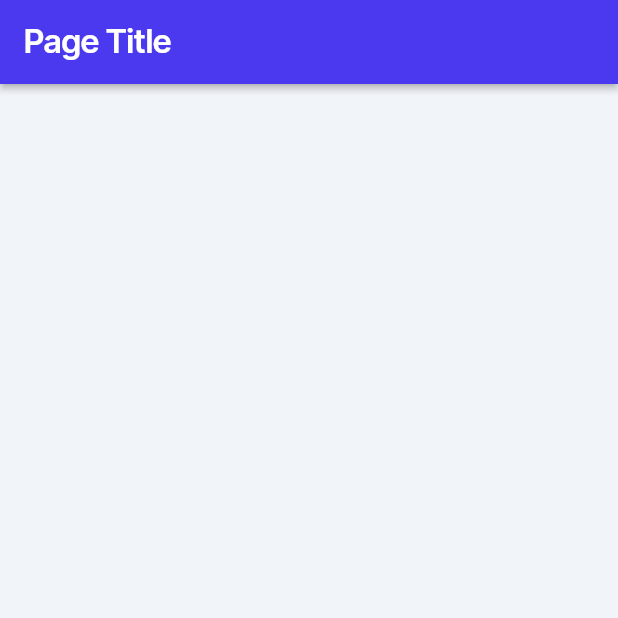
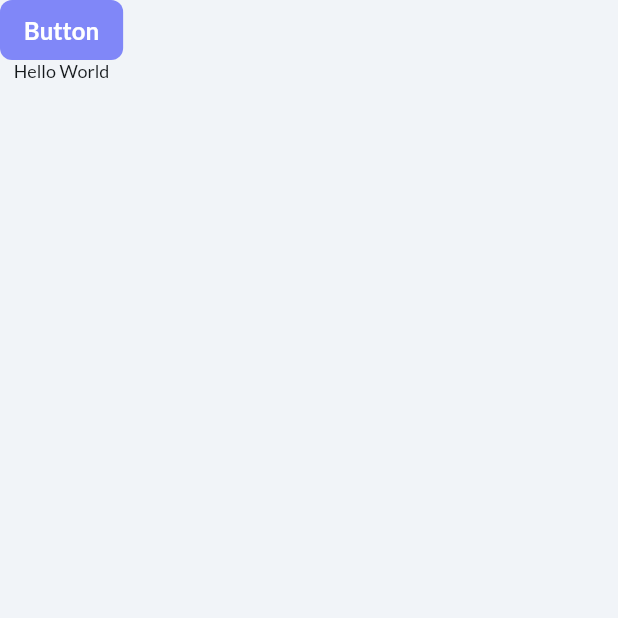
Before and after one commit to yakut54/ff-fb-test-project, a Flutter app: the screen it shows after launch, on a phone screen of 412 x 824 dp, the top half of it. Run offline on Flutter 3.47's test engine with Material 3 defaults, Android fonts, the phone set to English and light mode, and no system bars; drawn by our look-alikes of auto_size_text; our stand-ins replace firebase_core, font_awesome_flutter, from_css_color, go_router, google_fonts, page_transition and 2 more; missing offline and left inert: json_path; accounts and stored records are empty.

```diff
--- a/lib/flutter_flow/flutter_flow_theme.dart
+++ b/lib/flutter_flow/flutter_flow_theme.dart
@@ -53,6 +53,11 @@ abstract class FlutterFlowTheme {
   late Color warning;
   late Color error;
   late Color info;
+
+  late Color passiveColor;
+  late Color grey;
+  late Color black;
+  late Color white;
 
   @Deprecated('Use displaySmallFamily instead')
   String get title1Family => displaySmallFamily;
@@ -125,7 +130,7 @@ class LightModeTheme extends FlutterFlowTheme {
   @Deprecated('Use tertiary instead')
   Color get tertiaryColor => tertiary;
 
-  late Color primary = const Color(0xFF4B39EF);
+  late Color primary = const Color(0xFF8087F8);
   late Color secondary = const Color(0xFF39D2C0);
   late Color tertiary = const Color(0xFFEE8B60);
   late Color alternate = const Color(0xFFE0E3E7);
@@ -141,6 +146,11 @@ class LightModeTheme extends FlutterFlowTheme {
   late Color warning = const Color(0xFFF9CF58);
   late Color error = const Color(0xFFFF5963);
   late Color info = const Color(0xFFFFFFFF);
+
+  late Color passiveColor = const Color(0x528087F8);
+  late Color grey = const Color(0xFF636363);
+  late Color black = const Color(0xFF000000);
+  late Color white = const Color(0xFFFFFFFF);
 }
 
 abstract class Typography {
@@ -181,107 +191,107 @@ class ThemeTypography extends Typography {
 
   final FlutterFlowTheme theme;
 
-  String get displayLargeFamily => 'Inter Tight';
+  String get displayLargeFamily => 'Lato';
   TextStyle get displayLarge => GoogleFonts.getFont(
-        'Inter Tight',
+        'Lato',
         color: theme.primaryText,
         fontWeight: FontWeight.w600,
         fontSize: 64.0,
       );
-  String get displayMediumFamily => 'Inter Tight';
+  String get displayMediumFamily => 'Lato';
   TextStyle get displayMedium => GoogleFonts.getFont(
-        'Inter Tight',
+        'Lato',
         color: theme.primaryText,
         fontWeight: FontWeight.w600,
         fontSize: 44.0,
       );
-  String get displaySmallFamily => 'Inter Tight';
+  String get displaySmallFamily => 'Lato';
   TextStyle get displaySmall => GoogleFonts.getFont(
-        'Inter Tight',
+        'Lato',
         color: theme.primaryText,
         fontWeight: FontWeight.w600,
         fontSize: 36.0,
       );
-  String get headlineLargeFamily => 'Inter Tight';
+  String get headlineLargeFamily => 'Lato';
   TextStyle get headlineLarge => GoogleFonts.getFont(
-        'Inter Tight',
-        color: theme.primaryText,
-        fontWeight: FontWeight.w600,
-        fontSize: 32.0,
+        'Lato',
+        color: theme.black,
+        fontWeight: FontWeight.bold,
+        fontSize: 34.0,
       );
-  String get headlineMediumFamily => 'Inter Tight';
+  String get headlineMediumFamily => 'Lato';
   TextStyle get headlineMedium => GoogleFonts.getFont(
-        'Inter Tight',
-        color: theme.primaryText,
-        fontWeight: FontWeight.w600,
-        fontSize: 28.0,
+        'Lato',
+        color: theme.black,
+        fontWeight: FontWeight.w500,
+        fontSize: 17.0,
       );
-  String get headlineSmallFamily => 'Inter Tight';
+  String get headlineSmallFamily => 'Lato';
   TextStyle get headlineSmall => GoogleFonts.getFont(
-        'Inter Tight',
-        color: theme.primaryText,
-        fontWeight: FontWeight.w600,
-        fontSize: 24.0,
+        'Lato',
+        color: theme.grey,
+        fontWeight: FontWeight.w500,
+        fontSize: 13.0,
       );
-  String get titleLargeFamily => 'Inter Tight';
+  String get titleLargeFamily => 'Lato';
   TextStyle get titleLarge => GoogleFonts.getFont(
-        'Inter Tight',
+        'Lato',
         color: theme.primaryText,
         fontWeight: FontWeight.w600,
         fontSize: 20.0,
       );
-  String get titleMediumFamily => 'Inter Tight';
+  String get titleMediumFamily => 'Lato';
   TextStyle get titleMedium => GoogleFonts.getFont(
-        'Inter Tight',
+        'Lato',
         color: theme.primaryText,
         fontWeight: FontWeight.w600,
         fontSize: 18.0,
       );
-  String get titleSmallFamily => 'Inter Tight';
+  String get titleSmallFamily => 'Lato';
   TextStyle get titleSmall => GoogleFonts.getFont(
-        'Inter Tight',
+        'Lato',
         color: theme.primaryText,
         fontWeight: FontWeight.w600,
         fontSize: 16.0,
       );
-  String get labelLargeFamily => 'Inter';
+  String get labelLargeFamily => 'Lato';
   TextStyle get labelLarge => GoogleFonts.getFont(
-        'Inter',
+        'Lato',
         color: theme.secondaryText,
         fontWeight: FontWeight.normal,
         fontSize: 16.0,
       );
-  String get labelMediumFamily => 'Inter';
+  String get labelMediumFamily => 'Lato';
   TextStyle get labelMedium => GoogleFonts.getFont(
-        'Inter',
+        'Lato',
         color: theme.secondaryText,
         fontWeight: FontWeight.normal,
         fontSize: 14.0,
       );
-  String get labelSmallFamily => 'Inter';
+  String get labelSmallFamily => 'Lato';
   TextStyle get labelSmall => GoogleFonts.getFont(
-        'Inter',
+        'Lato',
         color: theme.secondaryText,
         fontWeight: FontWeight.normal,
         fontSize: 12.0,
       );
-  String get bodyLargeFamily => 'Inter';
+  String get bodyLargeFamily => 'Lato';
   TextStyle get bodyLarge => GoogleFonts.getFont(
-        'Inter',
+        'Lato',
         color: theme.primaryText,
         fontWeight: FontWeight.normal,
         fontSize: 16.0,
       );
-  String get bodyMediumFamily => 'Inter';
+  String get bodyMediumFamily => 'Lato';
   TextStyle get bodyMedium => GoogleFonts.getFont(
-        'Inter',
+        'Lato',
         color: theme.primaryText,
         fontWeight: FontWeight.normal,
         fontSize: 14.0,
       );
-  String get bodySmallFamily => 'Inter';
+  String get bodySmallFamily => 'Lato';
   TextStyle get bodySmall => GoogleFonts.getFont(
-        'Inter',
+        'Lato',
         color: theme.primaryText,
         fontWeight: FontWeight.normal,
         fontSize: 12.0,
@@ -296,7 +306,7 @@ class DarkModeTheme extends FlutterFlowTheme {
   @Deprecated('Use tertiary instead')
   Color get tertiaryColor => tertiary;
 
-  late Color primary = const Color(0xFF4B39EF);
+  late Color primary = const Color(0xFF8087F8);
   late Color secondary = const Color(0xFF39D2C0);
   late Color tertiary = const Color(0xFFEE8B60);
   late Color alternate = const Color(0xFF262D34);
@@ -312,6 +322,11 @@ class DarkModeTheme extends FlutterFlowTheme {
   late Color warning = const Color(0xFFF9CF58);
   late Color error = const Color(0xFFFF5963);
   late Color info = const Color(0xFFFFFFFF);
+
+  late Color passiveColor = const Color(0x528087F8);
+  late Color grey = const Color(0xFF636363);
+  late Color black = const Color(0xFF000000);
+  late Color white = const Color(0xFFFFFFFF);
 }
 
 extension TextStyleHelper on TextStyle {
--- a/lib/pages/home_page/home_page_widget.dart
+++ b/lib/pages/home_page/home_page_widget.dart
@@ -1,5 +1,6 @@
 import '/flutter_flow/flutter_flow_theme.dart';
 import '/flutter_flow/flutter_flow_util.dart';
+import '/flutter_flow/flutter_flow_widgets.dart';
 import 'package:flutter/material.dart';
 import 'home_page_model.dart';
 export 'home_page_model.dart';
@@ -39,27 +40,39 @@ class _HomePageWidgetState extends State<HomePageWidget> {
       child: Scaffold(
         key: scaffoldKey,
         backgroundColor: FlutterFlowTheme.of(context).primaryBackground,
-        appBar: AppBar(
-          backgroundColor: FlutterFlowTheme.of(context).primary,
-          automaticallyImplyLeading: false,
-          title: Text(
-            'Page Title',
-            style: FlutterFlowTheme.of(context).headlineMedium.override(
-                  fontFamily: 'Inter Tight',
-                  color: Colors.white,
-                  fontSize: 22.0,
-                  letterSpacing: 0.0,
-                ),
-          ),
-          actions: const [],
-          centerTitle: false,
-          elevation: 2.0,
-        ),
-        body: const SafeArea(
+        body: SafeArea(
           top: true,
           child: Column(
             mainAxisSize: MainAxisSize.max,
-            children: [],
+            children: [
+              FFButtonWidget(
+                onPressed: () {
+                  print('Button pressed ...');
+                },
+                text: 'Button',
+                options: FFButtonOptions(
+                  height: 40.0,
+                  padding: const EdgeInsetsDirectional.fromSTEB(16.0, 0.0, 16.0, 0.0),
+                  iconPadding:
+                      const EdgeInsetsDirectional.fromSTEB(0.0, 0.0, 0.0, 0.0),
+                  color: FlutterFlowTheme.of(context).primary,
+                  textStyle: FlutterFlowTheme.of(context).titleSmall.override(
+                        fontFamily: 'Lato',
+                        color: Colors.white,
+                        letterSpacing: 0.0,
+                      ),
+                  elevation: 0.0,
+                  borderRadius: BorderRadius.circular(8.0),
+                ),
+              ),
+              Text(
+                'Hello World',
+                style: FlutterFlowTheme.of(context).bodyMedium.override(
+                      fontFamily: 'Lato',
+                      letterSpacing: 0.0,
+                    ),
+              ),
+            ],
           ),
         ),
       ),
```
Also changed, not shown: pubspec.yaml (+12 -0 lines), assets/images/app_launcher_icon.png (added), 1 other file.
